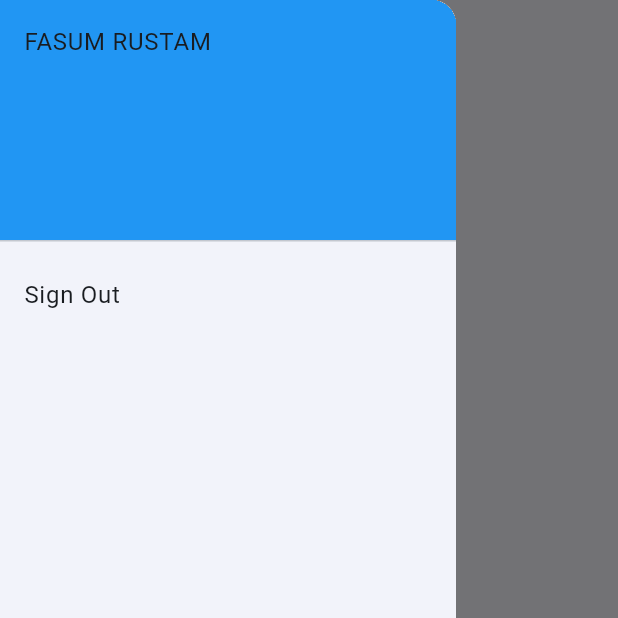
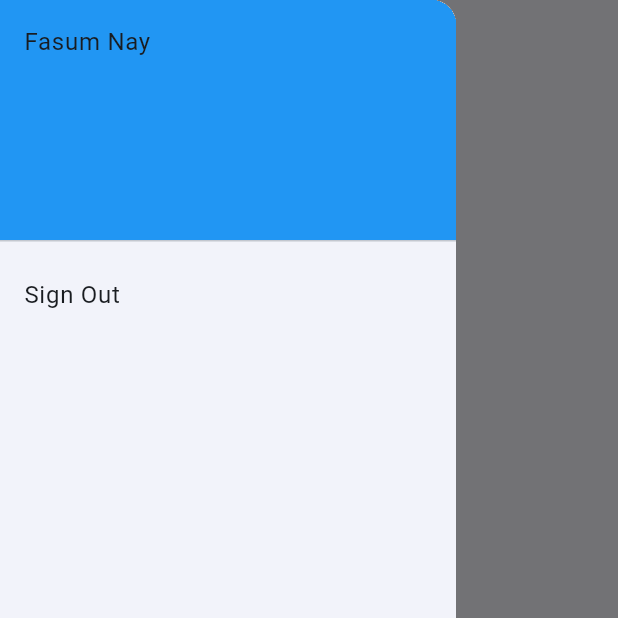
Before and after one commit to naylahrachma/fasum_nay, a Flutter app: the screen it shows once a user with an empty profile is signed in, with the side drawer open, on a phone screen of 412 x 824 dp, the top half of it. Run offline on Flutter 3.47's test engine with Material 3 defaults, Android fonts, the light colour scheme and no system bars; our stand-ins replace cloud_firestore, firebase_auth, firebase_core, image_picker; accounts and stored records are empty.

Commit message:
Update home_screen.dart
commit

```diff
--- a/lib/screens/home_screen.dart
+++ b/lib/screens/home_screen.dart
@@ -84,7 +84,7 @@ class HomeScreen extends StatelessWidget {
               decoration: BoxDecoration(
                 color: Colors.blue,
               ),
-              child: Text('FASUM RUSTAM'),
+              child: Text('Fasum Nay'),
             ),
             ListTile(
               title: const Text('Sign Out'),
```
